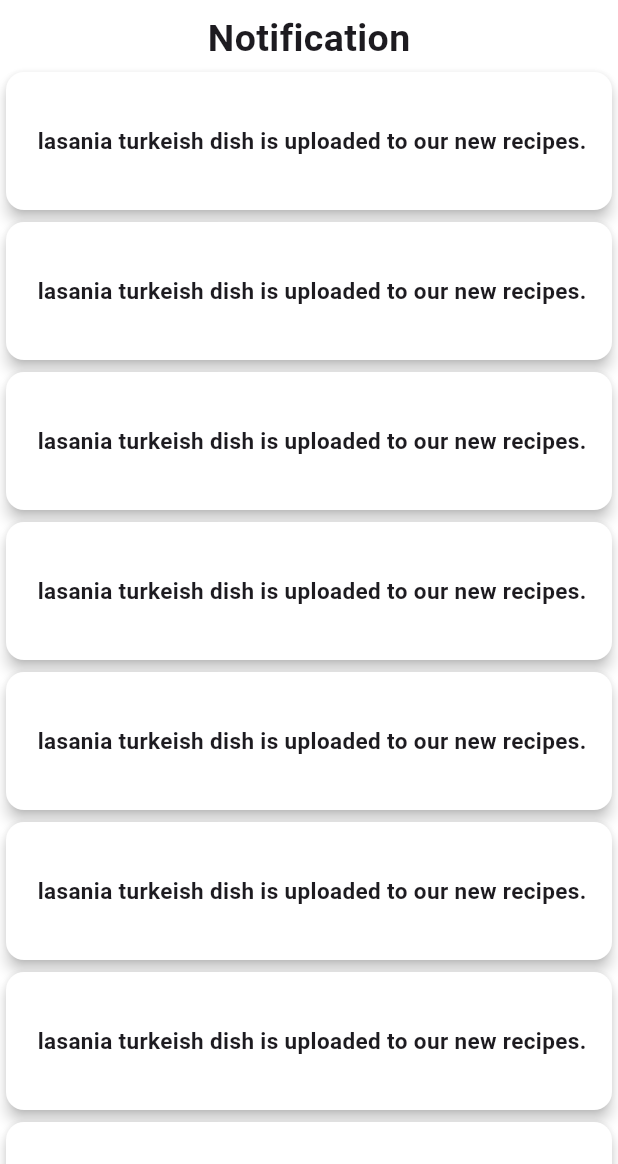
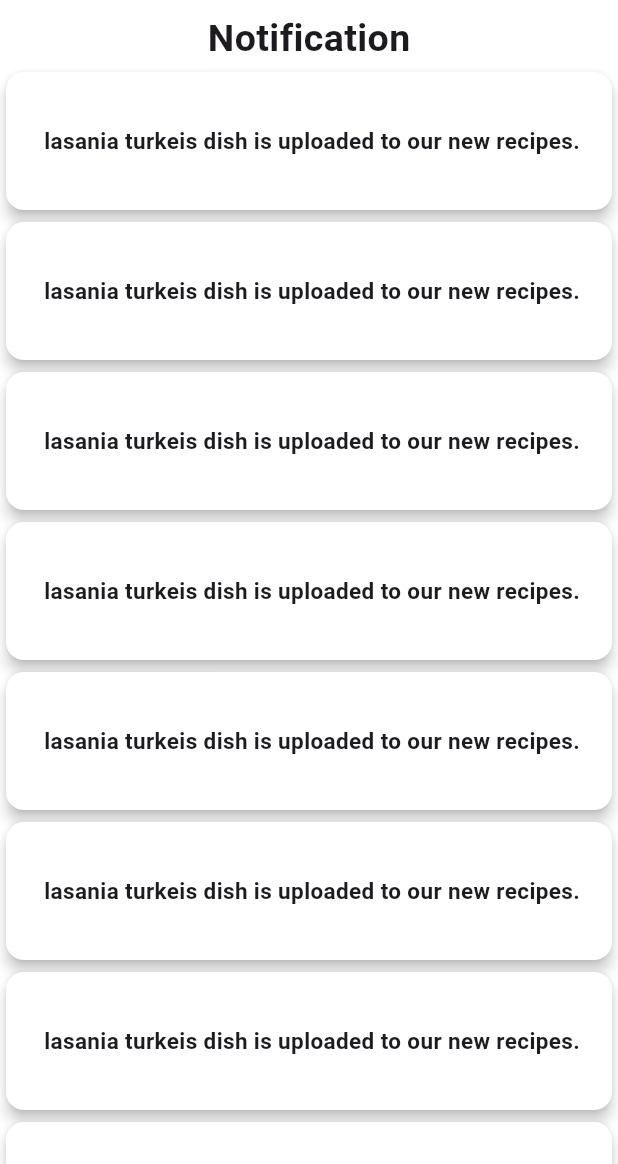
Before and after one commit to Shovon0017/Homemade-Haven, a Flutter app: the NotificationShow screen opened directly, on a phone screen of 412 x 824 dp, the part 72-1236 px from its top. Run offline on Flutter 3.47's test engine with Material 3 defaults, Android fonts, the phone set to English and light mode, and no system bars; our stand-ins replace animated_notch_bottom_bar, carousel_slider, flutter_secure_storage, get, get_storage, shimmer; accounts and stored records are empty.

```diff
--- a/lib/view/screen/notification/notification.dart
+++ b/lib/view/screen/notification/notification.dart
@@ -32,7 +32,7 @@ class NotificationShow extends StatelessWidget {
                     color: Colors.white,
                     child: Center(child: Padding(
                       padding: EdgeInsets.all(8.0),
-                      child: Text(" lasania turkeish dish is uploaded to our new recipes.",style: TextStyle(fontSize:15,fontWeight: FontWeight.bold),),
+                      child: Text(" lasania turkeis dish is uploaded to our new recipes.",style: TextStyle(fontSize:15,fontWeight: FontWeight.bold),),
                     )),
                   ),
                 );
```
